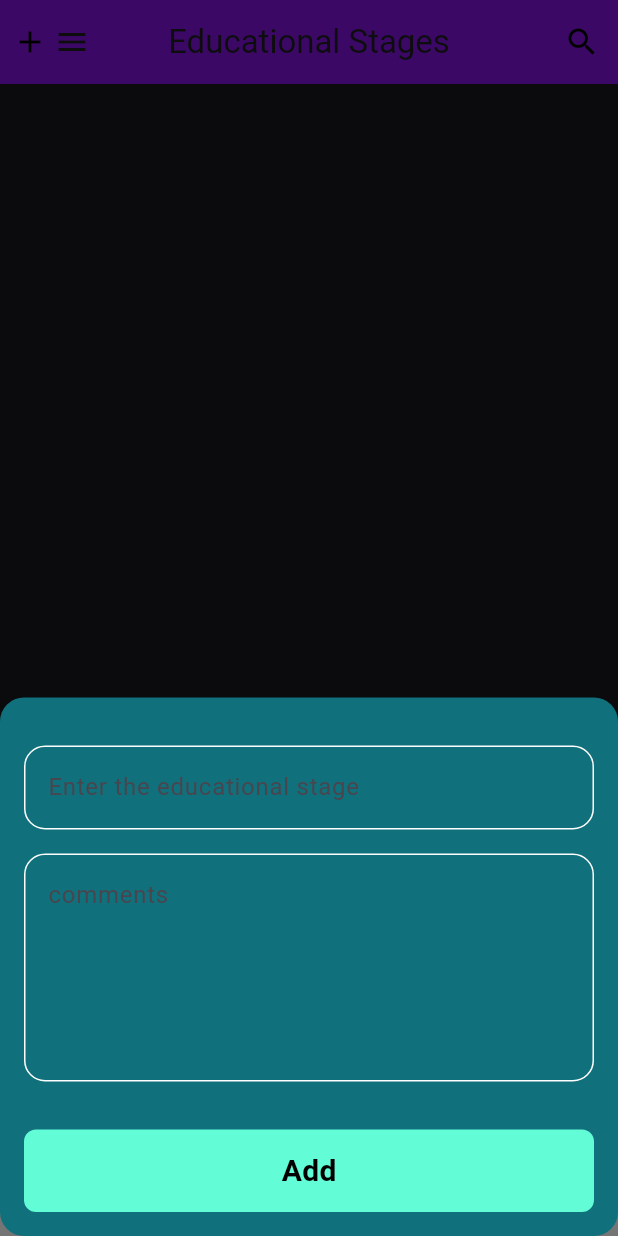
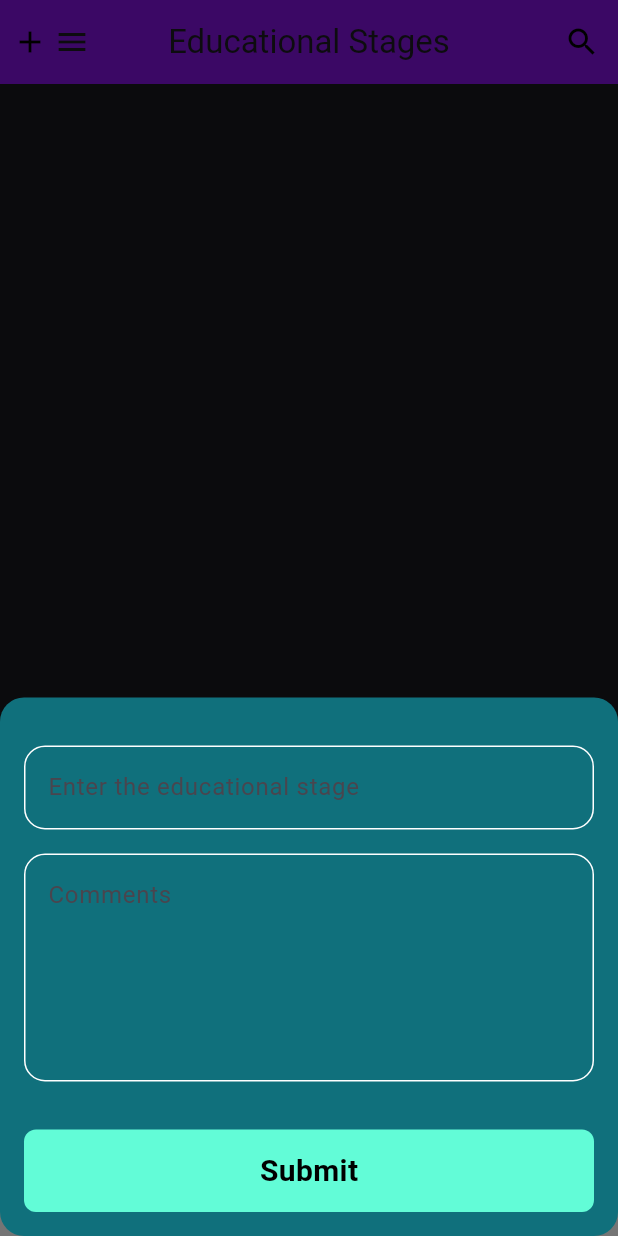
Before and after one commit to Fadyemil/Drosak_App, a Flutter app: the screen it shows after launch, after a tap on the "add" icon, on a phone screen of 412 x 824 dp. Run offline on Flutter 3.47's test engine with Material 3 defaults, Android fonts, the phone set to English and light mode, and no system bars; drawn by our look-alikes of curved_navigation_bar; our stand-ins replace animated_splash_screen, bloc, data_table_2, dropdown_button2, flutter_animate, flutter_bloc and 5 more; accounts and stored records are empty.

Commit message:
edit lan in educational_stages_widget

```diff
--- a/lib/presentation_layer/screen/educational_stages.dart
+++ b/lib/presentation_layer/screen/educational_stages.dart
@@ -2,6 +2,7 @@
 // import 'package:drosak/business_logic_layer/ed_st/ed_st_cubit.dart';
 // import 'package:drosak/data_layer/models/ed_st_model.dart';
 import 'package:drosak/business_logic_layer/ed_st/ed_st_cubit.dart';
+import 'package:drosak/data_layer/helper/appLocalizations.dart';
 import 'package:drosak/data_layer/models/ed_st_model.dart';
 import 'package:drosak/presentation_layer/widget/educational_stages_widget/CustomSearchDelegateEdStScreen.dart';
 import 'package:drosak/presentation_layer/widget/educational_stages_widget/ed_st_body.dart';
@@ -42,7 +43,9 @@ class _EducationalStagesState extends State<EducationalStages> {
       body: Column(
         children: [
           AppBarApp(
-            text: 'Educational Stages',
+            text:
+                AppLocalizations.of(context)?.translate('educational_stages') ??
+                    '',
             add: () {
               showModalBottomSheet(
                 backgroundColor: Color.fromARGB(255, 16, 112, 124),
--- a/lib/presentation_layer/widget/educational_stages_widget/add_ed_st_form.dart
+++ b/lib/presentation_layer/widget/educational_stages_widget/add_ed_st_form.dart
@@ -1,6 +1,7 @@
 // ignore_for_file: unused_local_variable
 
 import 'package:drosak/business_logic_layer/ed_st_add/ed_st_add_cubit.dart';
+import 'package:drosak/data_layer/helper/appLocalizations.dart';
 import 'package:drosak/data_layer/models/ed_st_model.dart';
 import 'package:drosak/presentation_layer/widget/show_mode_botton_sheet/custom_botton.dart';
 import 'package:drosak/presentation_layer/widget/show_mode_botton_sheet/custom_text_filed.dart';
@@ -34,7 +35,8 @@ class _AddEdStFormState extends State<AddEdStForm> {
             onSaved: (value) {
               title = value;
             },
-            hint: 'Enter the educational stage',
+            hint: AppLocalizations.of(context)
+                ?.translate('enter_educational_stage'),
           ),
           const SizedBox(
             height: 16,
@@ -43,7 +45,7 @@ class _AddEdStFormState extends State<AddEdStForm> {
             onSaved: (value) {
               subTitle = value;
             },
-            hint: 'comments',
+            hint: AppLocalizations.of(context)?.translate('comments'),
             maxLines: 5,
           ),
           const SizedBox(
--- a/lib/presentation_layer/widget/educational_stages_widget/edit_ed_st_body.dart
+++ b/lib/presentation_layer/widget/educational_stages_widget/edit_ed_st_body.dart
@@ -1,4 +1,5 @@
 import 'package:drosak/business_logic_layer/ed_st/ed_st_cubit.dart';
+import 'package:drosak/data_layer/helper/appLocalizations.dart';
 import 'package:drosak/data_layer/models/ed_st_model.dart';
 // import 'package:drosak/presentation_layer/widget/home_widget/app_bar.dart';
 import 'package:drosak/presentation_layer/widget/show_mode_botton_sheet/custom_text_filed.dart';
@@ -67,7 +68,9 @@ class _EditEDSTbodyColumnState extends State<EditEDSTbodyColumn> {
               BlocProvider.of<EdStCubit>(context).fetchAllEdSt();
               Navigator.pop(context);
             },
-            child: Text('done edit'),
+            child: Text(
+              AppLocalizations.of(context)?.translate("done_edit") ?? '',
+            ),
           )
         ],
       ),
--- a/lib/presentation_layer/widget/show_mode_botton_sheet/custom_botton.dart
+++ b/lib/presentation_layer/widget/show_mode_botton_sheet/custom_botton.dart
@@ -1,4 +1,5 @@
 import 'package:drosak/core/const/color_const.dart';
+import 'package:drosak/data_layer/helper/appLocalizations.dart';
 import 'package:flutter/material.dart';
 
 class CustomButton extends StatelessWidget {
@@ -28,8 +29,8 @@ class CustomButton extends StatelessWidget {
                     color: Colors.black,
                   ),
                 )
-              : const Text(
-                  'Add',
+              : Text(
+                  AppLocalizations.of(context)!.translate('submit'),
                   style: TextStyle(
                     color: Colors.black,
                     fontWeight: FontWeight.bold,
```
Also changed, not shown: assets/lang/ar.json (+10 -1 lines), assets/lang/en.json (+12 -2 lines), lib/presentation_layer/widget/educational_stages_widget/ed_st_item_body.dart (+9 -4 lines).
